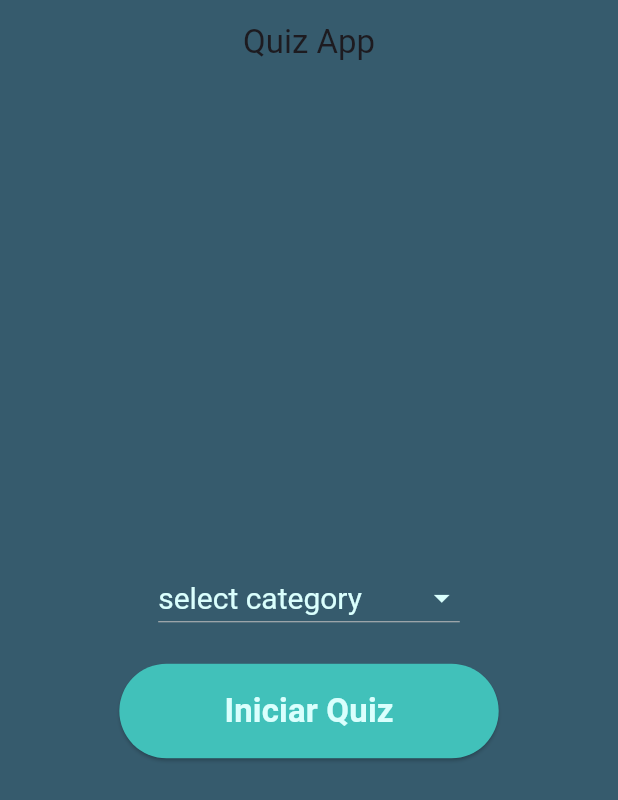
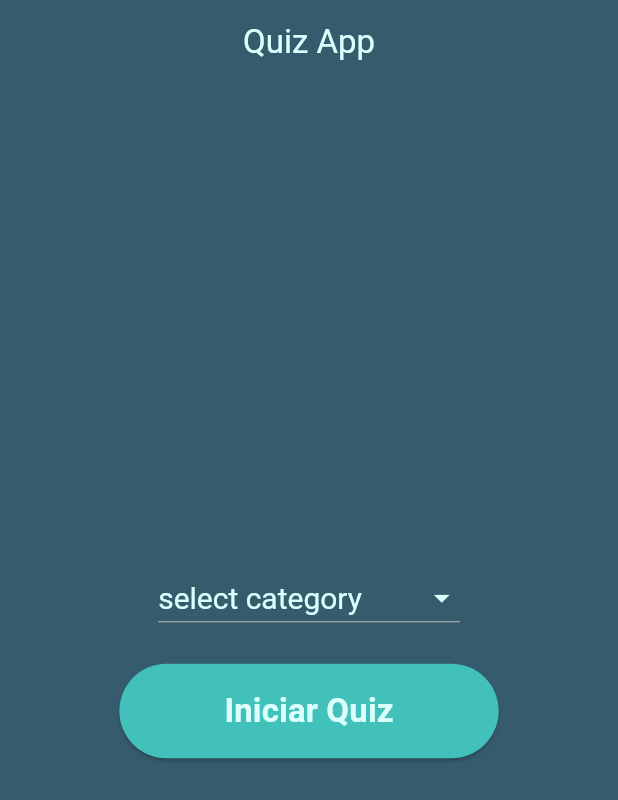
Before and after one commit to Julianafrego/intelecto_quiz, a Flutter app: the screen it shows after launch, on a phone screen of 412 x 824 dp. Shown: the top 800 px of the screen. Run offline on Flutter 3.47's test engine with Material 3 defaults, Android fonts, the phone set to English and light mode, and no system bars.

Commit message:
feat: creation of general theme

```diff
--- /dev/null
+++ b/lib/core/app_theme.dart
@@ -0,0 +1,23 @@
+import 'package:flutter/material.dart';
+import 'package:intelecto_quiz/core/system_colors.dart';
+class AppTheme {
+  static ThemeData get theme {
+    return ThemeData(
+      scaffoldBackgroundColor: SystemColors.blue3,
+      primarySwatch: Colors.blue,
+
+
+      appBarTheme: const AppBarTheme(
+        backgroundColor: SystemColors.blue3,
+        centerTitle: true,
+        foregroundColor: SystemColors.white,
+      ),
+
+      textTheme:const TextTheme(
+        displayLarge: TextStyle(fontSize: 24, fontWeight: FontWeight.bold, color: SystemColors.white), // Títulos
+        bodyLarge: TextStyle(fontSize: 16, color: SystemColors.white), // Texto do corpo
+        bodyMedium: TextStyle(fontSize: 14, color: SystemColors.white), // Texto secundário
+      ),
+    );
+  }
+}
--- a/lib/main.dart
+++ b/lib/main.dart
@@ -2,6 +2,8 @@ import 'package:flutter/material.dart';
 import 'package:provider/provider.dart';
 import 'package:intelecto_quiz/providers/quiz_provider.dart';
 import 'package:intelecto_quiz/presentation/screens/home_screen.dart';
+import 'package:intelecto_quiz/core/app_theme.dart';
+
 void main() {
   runApp(MyApp());
 }
@@ -15,8 +17,8 @@ class MyApp extends StatelessWidget {
       ],
       child: MaterialApp(
         title: 'Quiz App',
-        theme: ThemeData(primarySwatch: Colors.blue),
-        home: HomeScreen(),
+        theme: AppTheme.theme,
+        home: const HomeScreen(),
       ),
     );
   }
```
